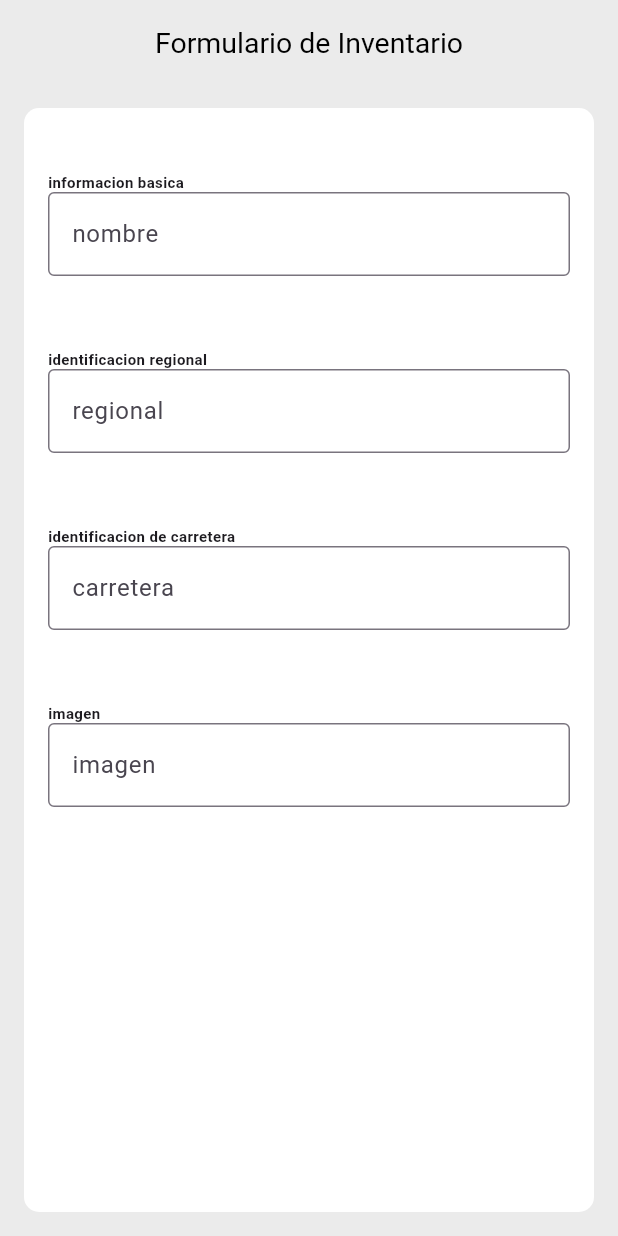
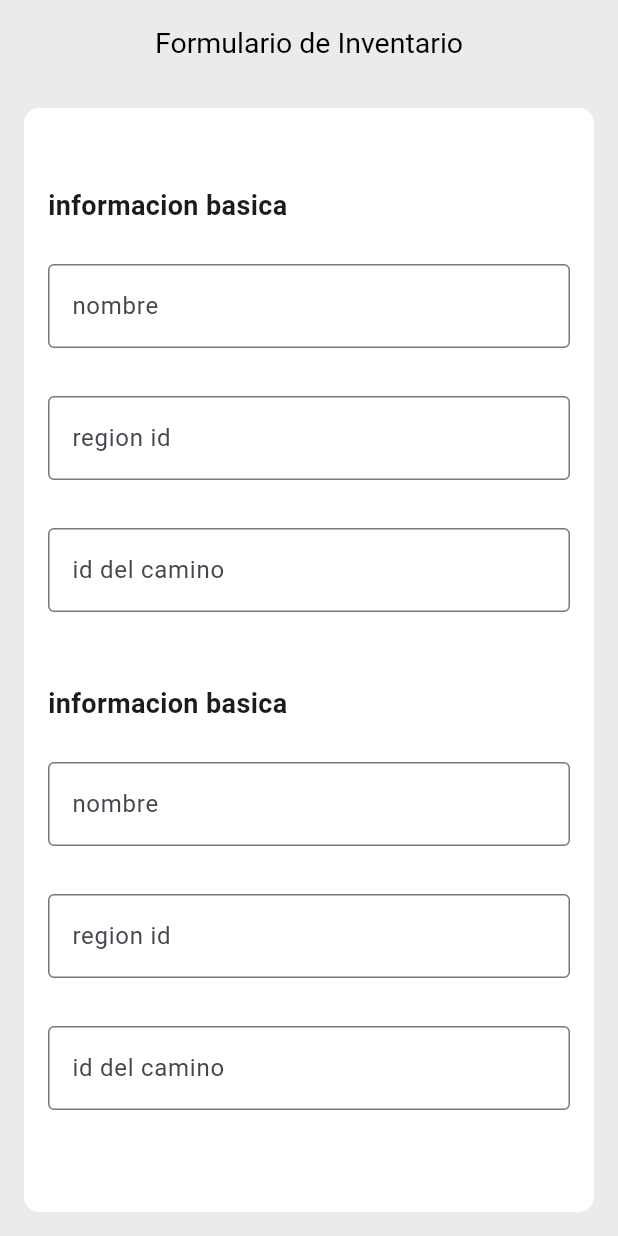
Before and after one commit to Proyecto-de-grado-BRIDGECARE/bridgecare-mobile, a Flutter app: the screen it shows after launch, on a phone screen of 412 x 824 dp. Run offline on Flutter 3.47's test engine with Material 3 defaults, Android fonts, the phone set to English and light mode, and no system bars; our stand-ins replace google_fonts, image_picker, persistent_bottom_nav_bar.

Commit message:
creada la capacidad de crear secciones en el formulario

```diff
--- a/lib/features/assets/presentation/pages/buildForm.dart
+++ b/lib/features/assets/presentation/pages/buildForm.dart
@@ -3,10 +3,11 @@ import 'package:google_fonts/google_fonts.dart';
 import 'package:image_picker/image_picker.dart';
 
 class buildForm extends StatelessWidget {
-  final String titulo;
+  final String tituloSeccion;
   final List<SectionData> secciones;
 
-  const buildForm({required this.titulo, required this.secciones, Key? key})
+  const buildForm(
+      {required this.tituloSeccion, required this.secciones, Key? key})
       : super(key: key);
 
   @override
@@ -20,9 +21,10 @@ class buildForm extends StatelessWidget {
         crossAxisAlignment: CrossAxisAlignment.start,
         children: [
           Text(
-            titulo,
+            tituloSeccion,
             style: TextStyle(fontSize: 18.0, fontWeight: FontWeight.bold),
           ),
+          SizedBox(height: 10.0),
           ...secciones.map((section) => _buildSection(section)).toList(),
         ],
       ),
@@ -30,22 +32,27 @@ class buildForm extends StatelessWidget {
   }
 
   Widget _buildSection(SectionData section) {
-    return Container(
-      margin: EdgeInsets.all(16),
-      padding: EdgeInsets.only(bottom: 16),
-      decoration: BoxDecoration(
-          color: Colors.white, borderRadius: BorderRadius.circular(10)),
+    return Padding(
+      padding: EdgeInsets.symmetric(vertical: 16, horizontal: 16),
       child: Column(
         crossAxisAlignment: CrossAxisAlignment.start,
         children: [
           Text(section.tituloSeccion,
-              style: TextStyle(fontWeight: FontWeight.bold, fontSize: 10)),
-          TextFormField(
-            controller: section.controller,
-            decoration: InputDecoration(
-                hintText: section.labelCampo, border: OutlineInputBorder()),
-          )
+              style: TextStyle(fontSize: 18.0, fontWeight: FontWeight.bold)),
+          SizedBox(height: 10.0),
+          ...section.campos.map((campos) => _buildTextField(campos)).toList()
         ],
+      ),
+    );
+  }
+
+  Widget _buildTextField(FieldData field) {
+    return Padding(
+      padding: const EdgeInsets.symmetric(vertical: 16),
+      child: TextField(
+        controller: field.controller,
+        decoration: InputDecoration(
+            hintText: field.labelCampo, border: OutlineInputBorder()),
       ),
     );
   }
@@ -53,11 +60,17 @@ class buildForm extends StatelessWidget {
 
 class SectionData {
   final String tituloSeccion;
+  final List<FieldData> campos;
+
+  SectionData({
+    required this.tituloSeccion,
+    required this.campos,
+  });
+}
+
+class FieldData {
   final String labelCampo;
   final TextEditingController controller;
 
-  SectionData(
-      {required this.tituloSeccion,
-      required this.labelCampo,
-      required this.controller});
+  FieldData({required this.labelCampo, required this.controller});
 }
--- a/lib/shared/forms/form_Inventory.dart
+++ b/lib/shared/forms/form_Inventory.dart
@@ -20,7 +20,7 @@ class _FormInventoryState extends State<FormInventory> {
 
   //pasos
   TextEditingController tipoPaso = TextEditingController();
-  TextEditingController Primero = TextEditingController();
+  TextEditingController primero = TextEditingController();
   TextEditingController supInf = TextEditingController();
   TextEditingController galiboI = TextEditingController();
   TextEditingController galiboIM = TextEditingController();
@@ -74,7 +74,7 @@ class _FormInventoryState extends State<FormInventory> {
   TextEditingController subEstructTipo = TextEditingController();
   TextEditingController subEstructMaterial = TextEditingController();
   TextEditingController tipoCimentacion = TextEditingController();
-  TextEditingController SubEstructImg = TextEditingController();
+  TextEditingController subEstructImg = TextEditingController();
 
   //Subestructura detalles
   TextEditingController tipoBaranda = TextEditingController();
@@ -126,7 +126,7 @@ class _FormInventoryState extends State<FormInventory> {
   //carga
   TextEditingController longLuzCritic = TextEditingController();
   TextEditingController factorClasificacion = TextEditingController();
-  TextEditingController FuerzaCortante = TextEditingController();
+  TextEditingController fuerzaCortante = TextEditingController();
   TextEditingController momento = TextEditingController();
   TextEditingController lineaCargaRueda = TextEditingController();
   TextEditingController observaciones = TextEditingController();
@@ -134,6 +134,19 @@ class _FormInventoryState extends State<FormInventory> {
 
   @override
   Widget build(BuildContext context) {
+    List<SectionData> secciones = [
+      SectionData(tituloSeccion: "informacion basica", campos: [
+        FieldData(labelCampo: "nombre", controller: bridgeName),
+        FieldData(labelCampo: "region id", controller: regionalId),
+        FieldData(labelCampo: "id del camino", controller: roadId),
+      ]),
+      SectionData(tituloSeccion: "informacion basica", campos: [
+        FieldData(labelCampo: "nombre", controller: bridgeName),
+        FieldData(labelCampo: "region id", controller: regionalId),
+        FieldData(labelCampo: "id del camino", controller: roadId),
+      ])
+    ];
+
     return Scaffold(
         backgroundColor: Color(0xFFEBEBEB),
         appBar: AppBar(
@@ -144,24 +157,6 @@ class _FormInventoryState extends State<FormInventory> {
           centerTitle: true,
           backgroundColor: Color(0xFFEBEBEB),
         ),
-      body: buildForm(titulo: "", secciones: [
-        SectionData(
-            tituloSeccion: "informacion basica",
-            labelCampo: "nombre",
-            controller: bridgeName),
-        SectionData(
-            tituloSeccion: "identificacion regional",
-            labelCampo: "regional",
-            controller: regionalId),
-        SectionData(
-            tituloSeccion: "identificacion de carretera",
-            labelCampo: "carretera",
-            controller: roadId),
-        SectionData(
-            tituloSeccion: "imagen",
-            labelCampo: "imagen",
-            controller: puenteImg)
-      ]),
-    );
+        body: buildForm(tituloSeccion: "", secciones: secciones));
   }
 }
```
Lines whose indentation alone changed are shown as unchanged.
